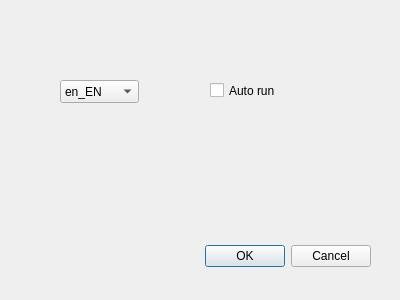
tigusoft-vm/cjdns-windows-updater, file gui/updater-gui/settings_window.ui: the form before one commit.
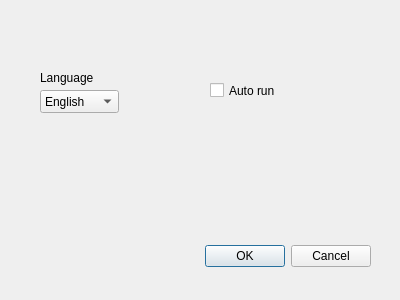
The form after the commit.

Commit message: check if settings file exists

```diff
--- a/gui/updater-gui/settings_window.ui
+++ b/gui/updater-gui/settings_window.ui
@@ -32,15 +32,15 @@
   <widget class="QComboBox" name="langComboBox">
    <property name="geometry">
     <rect>
-     <x>60</x>
-     <y>80</y>
+     <x>40</x>
+     <y>90</y>
      <width>79</width>
      <height>23</height>
     </rect>
    </property>
    <item>
     <property name="text">
-     <string>en_EN</string>
+     <string>English</string>
     </property>
    </item>
   </widget>
@@ -57,6 +57,19 @@
     <string>Auto run</string>
    </property>
   </widget>
+  <widget class="QLabel" name="langLabel">
+   <property name="geometry">
+    <rect>
+     <x>40</x>
+     <y>70</y>
+     <width>71</width>
+     <height>16</height>
+    </rect>
+   </property>
+   <property name="text">
+    <string>Language</string>
+   </property>
+  </widget>
  </widget>
  <resources/>
  <connections>
```
The commit also changes 3 other files.
